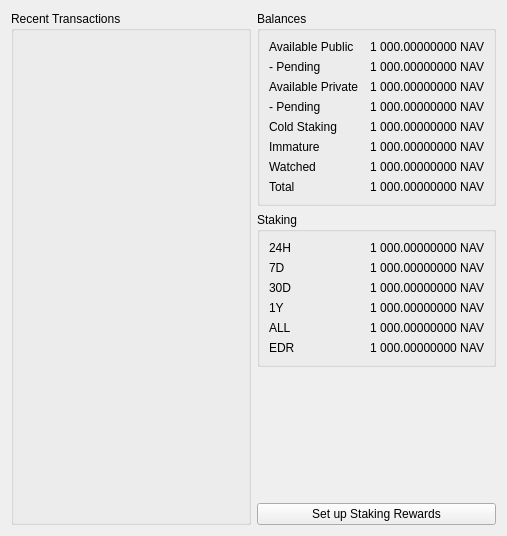
First picture: the form in src/qt/forms/overviewpage.ui, repository navcoin/navcoin-core, before the edit.
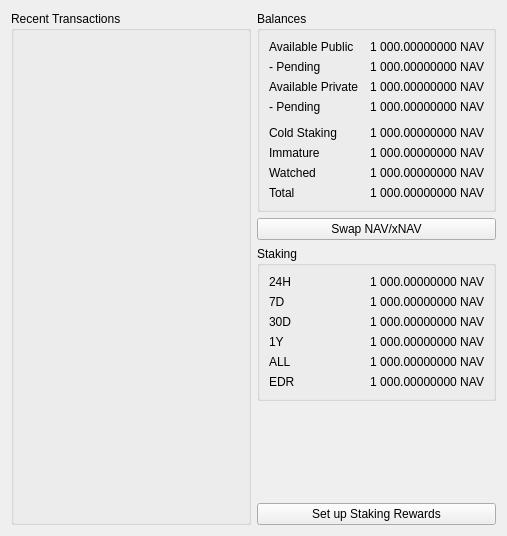
Second picture: the form after the edit. Custom widgets are drawn as their Qt base class.

Commit message: SWAP and other GUI changes

```diff
--- a/src/qt/forms/overviewpage.ui
+++ b/src/qt/forms/overviewpage.ui
@@ -49,14 +49,14 @@
         <property name="formAlignment">
          <set>Qt::AlignRight|Qt::AlignTrailing|Qt::AlignVCenter</set>
         </property>
-        <item row="0" column="0">
+        <item row="1" column="0">
          <widget class="QLabel" name="labelAvailableText">
           <property name="text">
            <string>Available Public</string>
           </property>
          </widget>
         </item>
-        <item row="0" column="1">
+        <item row="1" column="1">
          <widget class="QLabel" name="labelBalance">
           <property name="text">
            <string>1 000.00000000 NAV</string>
@@ -66,14 +66,14 @@
           </property>
          </widget>
         </item>
-        <item row="1" column="0">
+        <item row="2" column="0">
          <widget class="QLabel" name="labelPendingText">
           <property name="text">
            <string>- Pending</string>
           </property>
          </widget>
         </item>
-        <item row="1" column="1">
+        <item row="2" column="1">
          <widget class="QLabel" name="labelUnconfirmed">
           <property name="text">
            <string>1 000.00000000 NAV</string>
@@ -83,14 +83,14 @@
           </property>
          </widget>
         </item>
-        <item row="2" column="0">
+        <item row="3" column="0">
          <widget class="QLabel" name="labelAvailableText_2">
           <property name="text">
            <string>Available Private</string>
           </property>
          </widget>
         </item>
-        <item row="2" column="1">
+        <item row="3" column="1">
          <widget class="QLabel" name="labelPrivateBalance">
           <property name="text">
            <string>1 000.00000000 NAV</string>
@@ -100,14 +100,14 @@
           </property>
          </widget>
         </item>
-        <item row="3" column="0">
+        <item row="4" column="0">
          <widget class="QLabel" name="labelAvailableText_3">
           <property name="text">
            <string>- Pending</string>
           </property>
          </widget>
         </item>
-        <item row="3" column="1">
+        <item row="4" column="1">
          <widget class="QLabel" name="labelPrivateBalancePending">
           <property name="text">
            <string>1 000.00000000 NAV</string>
@@ -117,14 +117,14 @@
           </property>
          </widget>
         </item>
-        <item row="4" column="0">
+        <item row="6" column="0">
          <widget class="QLabel" name="labelColdStakingText">
           <property name="text">
            <string>Cold Staking</string>
           </property>
          </widget>
         </item>
-        <item row="4" column="1">
+        <item row="6" column="1">
          <widget class="QLabel" name="labelColdStaking">
           <property name="text">
            <string>1 000.00000000 NAV</string>
@@ -134,14 +134,14 @@
           </property>
          </widget>
         </item>
-        <item row="5" column="0">
+        <item row="7" column="0">
          <widget class="QLabel" name="labelImmatureText">
           <property name="text">
            <string>Immature</string>
           </property>
          </widget>
         </item>
-        <item row="5" column="1">
+        <item row="7" column="1">
          <widget class="QLabel" name="labelImmature">
           <property name="text">
            <string>1 000.00000000 NAV</string>
@@ -151,14 +151,14 @@
           </property>
          </widget>
         </item>
-        <item row="6" column="0">
+        <item row="8" column="0">
          <widget class="QLabel" name="labelWatchedBalanceText">
           <property name="text">
            <string>Watched</string>
           </property>
          </widget>
         </item>
-        <item row="6" column="1">
+        <item row="8" column="1">
          <widget class="QLabel" name="labelWatchedBalance">
           <property name="text">
            <string>1 000.00000000 NAV</string>
@@ -168,14 +168,14 @@
           </property>
          </widget>
         </item>
-        <item row="7" column="0">
+        <item row="9" column="0">
          <widget class="QLabel" name="labelTotalText">
           <property name="text">
            <string>Total</string>
           </property>
          </widget>
         </item>
-        <item row="7" column="1">
+        <item row="9" column="1">
          <widget class="QLabel" name="labelTotal">
           <property name="text">
            <string>1 000.00000000 NAV</string>
@@ -185,9 +185,19 @@
           </property>
          </widget>
         </item>
+        <item row="5" column="0">
+         <layout class="QHBoxLayout" name="horizontalLayout"/>
+        </item>
        </layout>
       </widget>
      </item>
+     <item>
+      <widget class="QPushButton" name="swapButton">
+       <property name="text">
+        <string>Swap NAV/xNAV</string>
+       </property>
+      </widget>
+     </item>
      <item>
       <widget class="QGroupBox" name="stakingGroup">
        <property name="title">
```
The commit also changes 22 other files.
